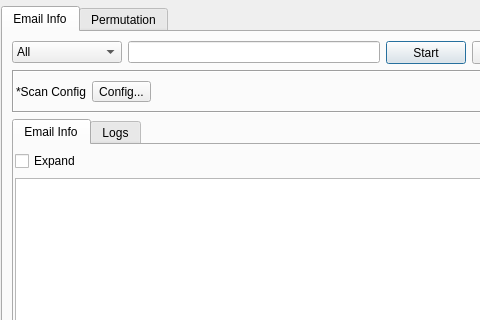
3nock/OTE, file sub3suite/src/tools/EmailTool.ui: the form before one commit; both pictures show x 0 to 480 and y 0 to 320 of the 564 by 496 pixel window.
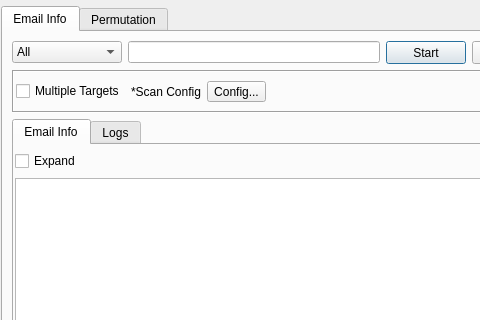
The form after the commit.

What changed in the file:
```diff
--- a/sub3suite/src/tools/EmailTool.ui
+++ b/sub3suite/src/tools/EmailTool.ui
@@ -121,6 +121,13 @@
           <property name="rightMargin">
            <number>2</number>
           </property>
+          <item>
+           <widget class="QCheckBox" name="checkBoxMultipleTargets">
+            <property name="text">
+             <string>Multiple Targets</string>
+            </property>
+           </widget>
+          </item>
           <item>
            <widget class="QLabel" name="label">
             <property name="text">
```
